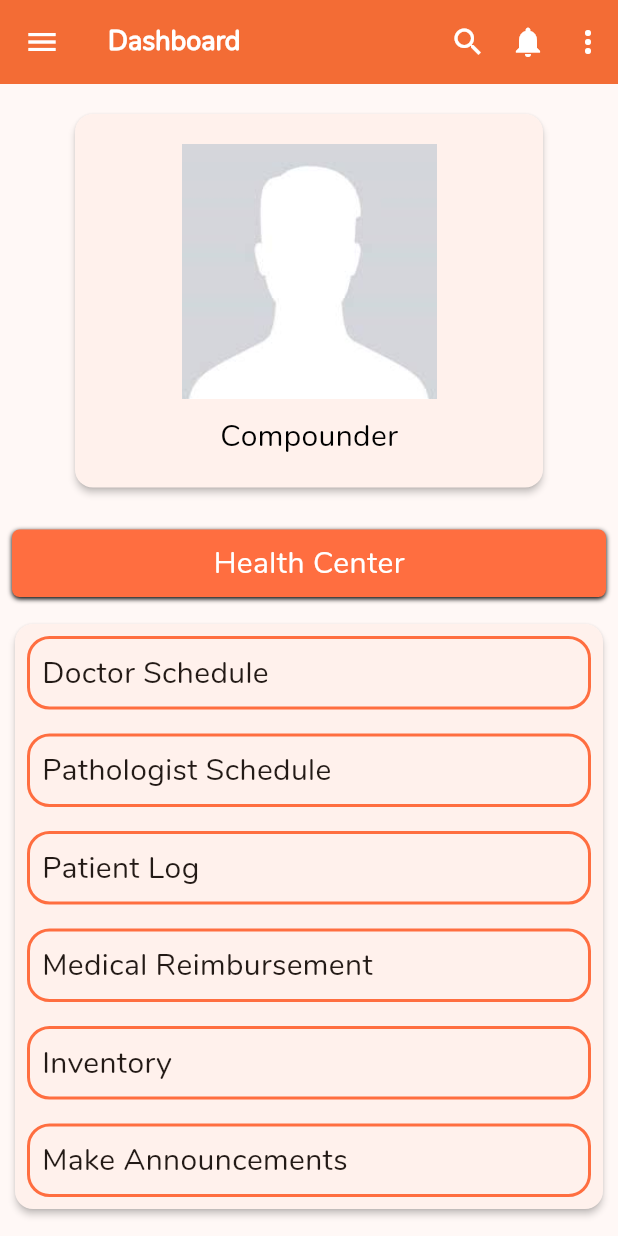
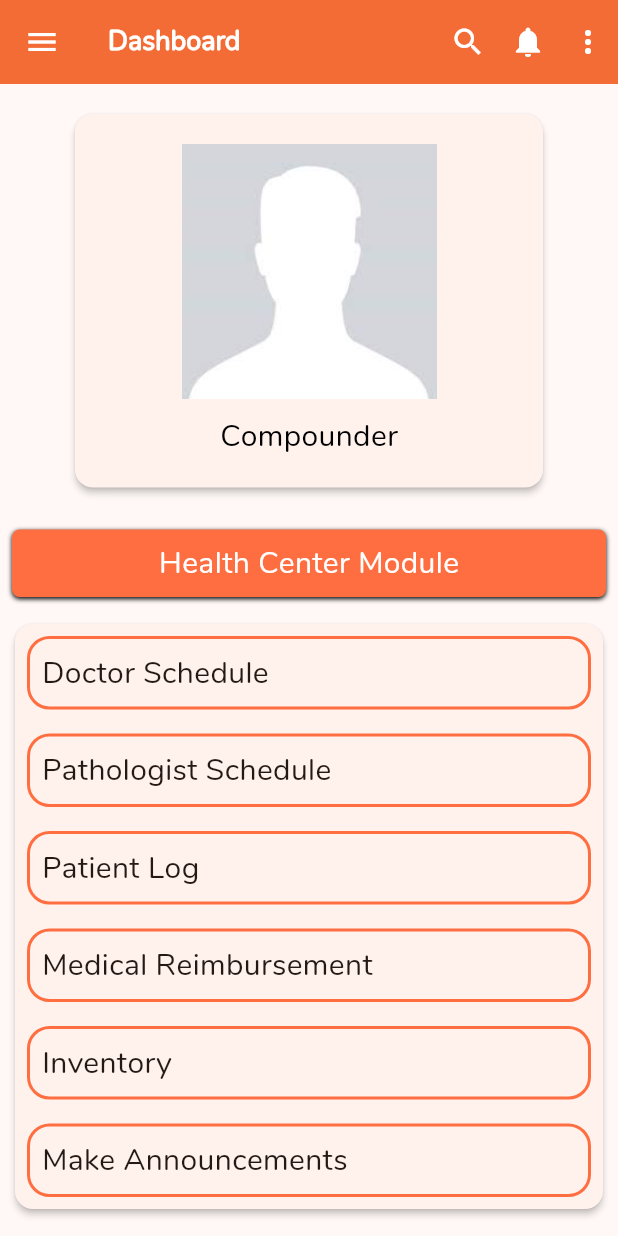
Before and after one commit to FusionIIIT/Fusion-mobile, a Flutter app: the CompounderHome screen opened directly, on a phone screen of 412 x 824 dp. Run offline on Flutter 3.47's test engine with Material 3 defaults, Android fonts, the light colour scheme and no system bars; our stand-ins replace date_field.

Commit message:
21bcs246

```diff
--- a/lib/screens/Compounder/homepage.dart
+++ b/lib/screens/Compounder/homepage.dart
@@ -148,7 +148,7 @@ class _CompounderHomeState extends State<CompounderHome> {
                       padding: const EdgeInsets.all(8.0),
                       child: Center(
                           child: Text(
-                        "Health Center",
+                        "Health Center Module",
                         style: TextStyle(
                           fontSize: 20.0,
                           color: Colors.white,
```
